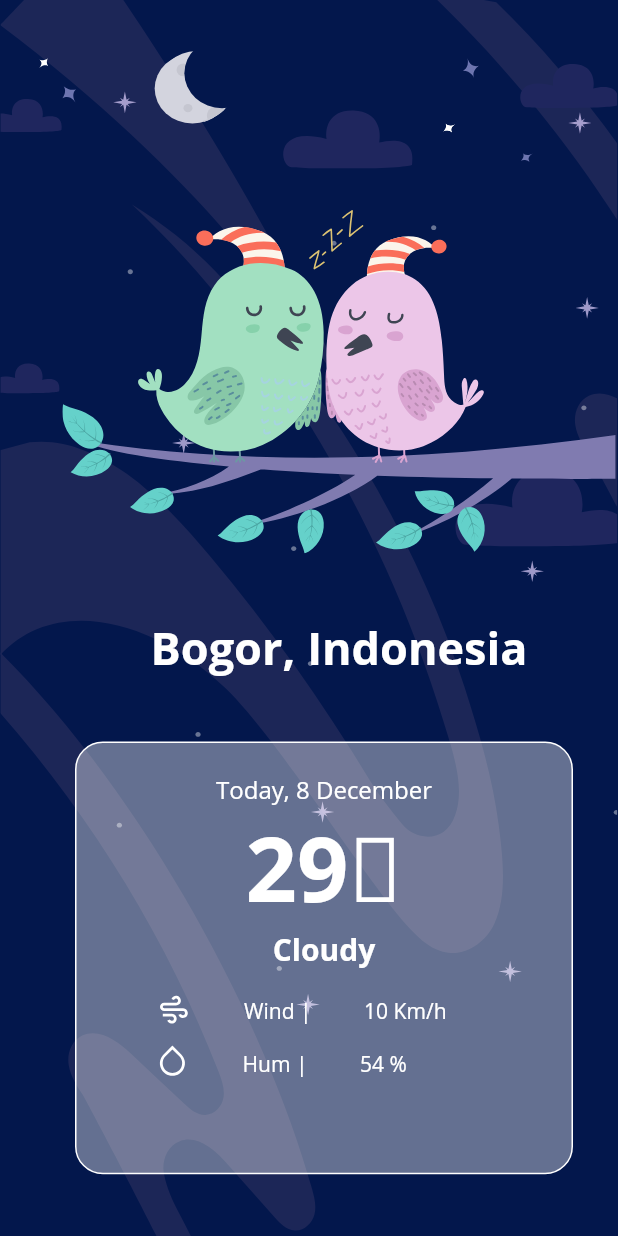
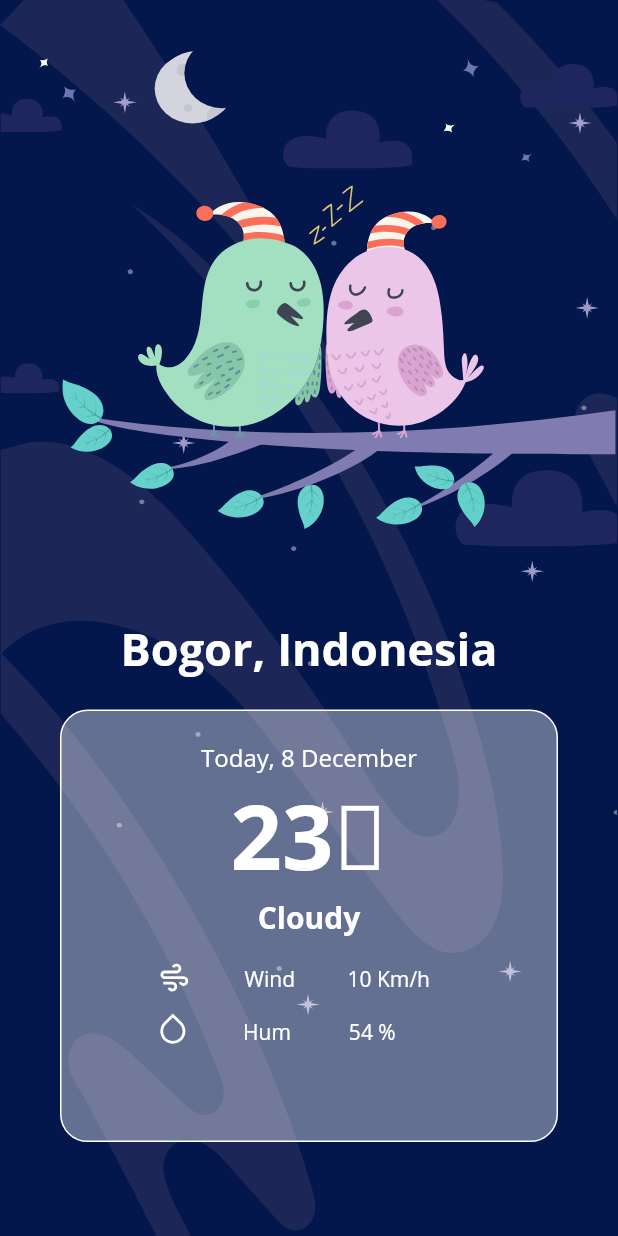
Before and after one commit to IKHSRF/zen-weather, a Flutter app: the screen it shows after launch, on a phone screen of 412 x 824 dp. Run offline on Flutter 3.47's test engine with Material 2 defaults, Android fonts, the phone set to English and light mode, and no system bars; our stand-ins replace flutter_svg.

````diff
--- a/lib/main.dart
+++ b/lib/main.dart
@@ -1,5 +1,5 @@
 import 'package:flutter/material.dart';
-import 'pages/home_page.dart';
+import 'pages/home/home_page.dart';
 
 void main() {
   runApp(MyApp());
--- /dev/null
+++ b/lib/pages/home/home_page.dart
@@ -0,0 +1,46 @@
+import 'package:flutter/material.dart';
+import 'package:flutter_svg/svg.dart';
+import 'package:zen_weather/constant/colors.dart';
+import 'local_widgets/weather_card.dart';
+import 'package:zen_weather/widgets/background_image.dart';
+
+class HomePage extends StatelessWidget {
+  @override
+  Widget build(BuildContext context) {
+    Size screenSize = MediaQuery.of(context).size;
+    return Scaffold(
+      backgroundColor: darkColor,
+      body: Stack(
+        children: [
+          BackgroundImage(assetPath: 'assets/images/background.svg'),
+          Positioned(
+            right: -20,
+            top: screenSize.height * 0.15,
+            child: Container(
+              width: screenSize.width,
+              child: SvgPicture.asset('assets/images/bird.svg'),
+            ),
+          ),
+          Container(
+            margin: EdgeInsets.only(top: screenSize.height * 0.5),
+            width: screenSize.width,
+            height: screenSize.height * 0.78,
+            child: Column(
+              children: [
+                Text(
+                  'Bogor, Indonesia',
+                  style: TextStyle(
+                    color: Colors.white,
+                    fontWeight: FontWeight.bold,
+                    fontSize: 30,
+                  ),
+                ),
+                WeatherCard(screenSize: screenSize),
+              ],
+            ),
+          ),
+        ],
+      ),
+    );
+  }
+}
--- a/lib/widgets/card_info.dart
+++ b/lib/pages/home/local_widgets/card_info.dart
@@ -18,15 +18,16 @@ class CardInfo extends StatelessWidget {
   @override
   Widget build(BuildContext context) {
     return Container(
-      width: screenSize.width * 0.55,
+      width: screenSize.width * 0.5,
       padding: EdgeInsets.only(bottom: 10.0),
       child: Row(
+        mainAxisAlignment: MainAxisAlignment.start,
         children: [
           SvgPicture.asset(iconPath),
           Container(
             padding: EdgeInsets.symmetric(horizontal: 35.0),
             child: Text(
-              '$infoTitle |',
+              '$infoTitle',
               style: TextStyle(
                 color: Colors.white,
               ),
--- /dev/null
+++ b/lib/pages/home/local_widgets/weather_card.dart
@@ -0,0 +1,77 @@
+import 'package:flutter/material.dart';
+import 'package:zen_weather/pages/detail/detail_page.dart';
+import 'card_info.dart';
+
+class WeatherCard extends StatelessWidget {
+  const WeatherCard({
+    Key key,
+    @required this.screenSize,
+  }) : super(key: key);
+
+  final Size screenSize;
+
+  @override
+  Widget build(BuildContext context) {
+    return GestureDetector(
+      onTap: () {
+        Navigator.push(
+          context,
+          MaterialPageRoute(
+            builder: (context) => DetailPage(),
+          ),
+        );
+      },
+      child: Container(
+        margin: EdgeInsets.fromLTRB(40.0, 20.0, 40.0, 0),
+        padding: EdgeInsets.all(20.0),
+        width: screenSize.width,
+        height: screenSize.height * 0.35,
+        decoration: BoxDecoration(
+          color: Colors.white38,
+          borderRadius: BorderRadius.circular(18.54),
+          border: Border.all(color: Colors.white),
+        ),
+        child: Column(
+          children: [
+            Text(
+              'Today, 8 December',
+              style: TextStyle(
+                color: Colors.white,
+                fontSize: 16,
+              ),
+            ),
+            Text(
+              '23\u2103',
+              style: TextStyle(
+                color: Colors.white,
+                fontSize: 60.0,
+                fontWeight: FontWeight.bold,
+              ),
+            ),
+            Text(
+              'Cloudy',
+              style: TextStyle(
+                color: Colors.white,
+                fontSize: 20.0,
+                fontWeight: FontWeight.bold,
+              ),
+            ),
+            SizedBox(height: 15.0),
+            CardInfo(
+              screenSize: screenSize,
+              iconPath: 'assets/icons/windy.svg',
+              infoTitle: 'Wind',
+              detailInfo: '10 Km/h',
+            ),
+            CardInfo(
+              screenSize: screenSize,
+              iconPath: 'assets/icons/hum.svg',
+              infoTitle: 'Hum',
+              detailInfo: ' 54 %',
+            ),
+          ],
+        ),
+      ),
+    );
+  }
+}
--- a/lib/pages/home_page.dart
+++ /dev/null
@@ -1,110 +0,0 @@
-import 'package:flutter/material.dart';
-import 'package:flutter_svg/flutter_svg.dart';
-import 'package:zen_weather/constant/colors.dart';
-import 'package:zen_weather/widgets/card_info.dart';
-
-import 'detail_page.dart';
-
-class HomePage extends StatelessWidget {
-  @override
-  Widget build(BuildContext context) {
-    Size screenSize = MediaQuery.of(context).size;
-    return Scaffold(
-      backgroundColor: darkColor,
-      body: Stack(
-        children: [
-          SvgPicture.asset(
-            'assets/images/background.svg',
-            fit: BoxFit.fill,
-          ),
-          Positioned(
-            right: -20,
-            top: screenSize.height * 0.17,
-            child: Container(
-              width: screenSize.width,
-              height: screenSize.height * 0.78,
-              child: Column(
-                mainAxisAlignment: MainAxisAlignment.spaceBetween,
-                children: [
-                  Container(
-                    width: screenSize.width,
-                    child: SvgPicture.asset('assets/images/bird.svg'),
-                  ),
-                  Text(
-                    'Bogor, Indonesia',
-                    style: TextStyle(
-                      color: Colors.white,
-                      fontWeight: FontWeight.bold,
-                      fontSize: 30,
-                    ),
-                  ),
-                  GestureDetector(
-                    onTap: () {
-                      Navigator.push(
-                        context,
-                        MaterialPageRoute(
-                          builder: (context) => DetailPage(),
-                        ),
-                      );
-                    },
-                    child: Container(
-                      margin: EdgeInsets.only(right: 50.0, left: 30.0),
-                      padding: EdgeInsets.only(top: 20.0),
-                      width: screenSize.width,
-                      height: screenSize.height * 0.35,
-                      decoration: BoxDecoration(
-                        color: Colors.white38,
-                        borderRadius: BorderRadius.circular(18.54),
-                        border: Border.all(color: Colors.white),
-                      ),
-                      child: Column(
-                        children: [
-                          Text(
-                            'Today, 8 December',
-                            style: TextStyle(
-                              color: Colors.white,
-                              fontSize: 16,
-                            ),
-                          ),
-                          Text(
-                            '29\u2103',
-                            style: TextStyle(
-                              color: Colors.white,
-                              fontSize: 60.0,
-                              fontWeight: FontWeight.bold,
-                            ),
-                          ),
-                          Text(
-                            'Cloudy',
-                            style: TextStyle(
-                              color: Colors.white,
-                              fontSize: 20.0,
-                              fontWeight: FontWeight.bold,
-                            ),
-                          ),
-                          SizedBox(height: 15.0),
-                          CardInfo(
-                            screenSize: screenSize,
-                            iconPath: 'assets/icons/windy.svg',
-                            infoTitle: 'Wind',
-                            detailInfo: '10 Km/h',
-                          ),
-                          CardInfo(
-                            screenSize: screenSize,
-                            iconPath: 'assets/icons/hum.svg',
-                            infoTitle: 'Hum',
-                            detailInfo: '54 %',
-                          ),
-                        ],
-                      ),
-                    ),
-                  ),
-                ],
-              ),
-            ),
-          ),
-        ],
-      ),
-    );
-  }
-}
--- /dev/null
+++ b/lib/widgets/background_image.dart
@@ -0,0 +1,28 @@
+import 'package:flutter/material.dart';
+import 'package:flutter_svg/svg.dart';
+
+class BackgroundImage extends StatelessWidget {
+  ///*This is for the background image of the screen*
+  ///
+  ///
+  ///[assetPath] is path for the **images**
+  ///
+  ///Example :
+  ///```
+  ///BackgroundImage(assetPath: 'assets/images/detail background.svg')
+  /// ```
+  const BackgroundImage({
+    Key key,
+    @required this.assetPath,
+  }) : super(key: key);
+
+  final String assetPath;
+
+  @override
+  Widget build(BuildContext context) {
+    return SvgPicture.asset(
+      assetPath,
+      fit: BoxFit.fill,
+    );
+  }
+}
--- a/pubspec.yaml
+++ b/pubspec.yaml
@@ -12,7 +12,7 @@ dependencies:
   flutter:
     sdk: flutter
   cupertino_icons: ^1.0.0
-  flutter_svg: any
+  flutter_svg: ^0.19.2+1
 
 dev_dependencies:
   flutter_test:
````
Also changed, not shown: lib/pages/detail/detail_page.dart (added, +122 -0 lines), lib/pages/detail/local_widgets/back_setting_icon.dart (added, +45 -0 lines), lib/pages/detail/local_widgets/next_forecast.dart (added, +51 -0 lines), lib/pages/detail/local_widgets/weather_date_info.dart (added, +54 -0 lines), lib/pages/detail_page.dart (deleted, +0 -8 lines), assets/icons/cloudy moon.svg (added), assets/icons/cloudy sun.svg (added), assets/icons/cloudy.svg (added), assets/icons/rain.svg (added), assets/icons/storm.svg (added), assets/images/detail background.svg (added), pubspec.lock.
